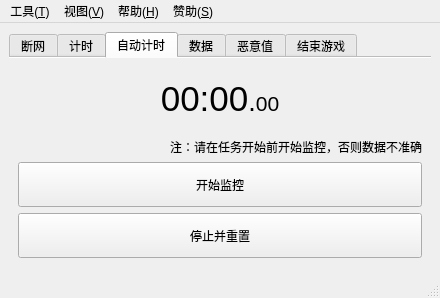
First picture: the form in EliteSpeedrunTool/MainWindow.ui, repository GTA5Oracle/EliteSpeedrunTool, before the edit.
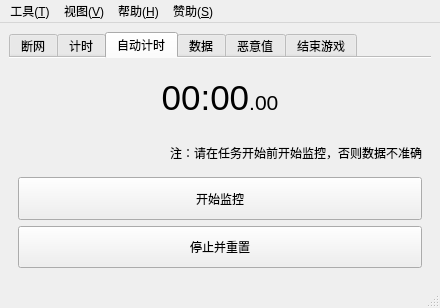
Second picture: the form after the edit. The open tabs and pages were chosen to show the change. Icons and pictures are not drawn.

Diff of the .ui file:
```diff
--- a/EliteSpeedrunTool/MainWindow.ui
+++ b/EliteSpeedrunTool/MainWindow.ui
@@ -7,7 +7,7 @@
     <x>0</x>
     <y>0</y>
     <width>440</width>
-    <height>298</height>
+    <height>308</height>
    </rect>
   </property>
   <widget class="QWidget" name="centralwidget">
@@ -294,7 +294,7 @@
         <item>
          <widget class="QLabel" name="labAutoTimer">
           <property name="text">
-           <string>&lt;html&gt;&lt;head/&gt;&lt;body&gt;&lt;p&gt;&lt;span style=&quot; font-size:26pt;&quot;&gt;00:00&lt;/span&gt;&lt;span style=&quot; font-size:20pt;&quot;&gt;.&lt;/span&gt;&lt;span style=&quot; font-size:16pt;&quot;&gt;00&lt;/span&gt;&lt;/p&gt;&lt;/body&gt;&lt;/html&gt;</string>
+           <string notr="true">&lt;html&gt;&lt;head/&gt;&lt;body&gt;&lt;p&gt;&lt;span style=&quot; font-size:26pt;&quot;&gt;00:00&lt;/span&gt;&lt;span style=&quot; font-size:16pt;&quot;&gt;.00&lt;/span&gt;&lt;/p&gt;&lt;/body&gt;&lt;/html&gt;</string>
           </property>
           <property name="alignment">
            <set>Qt::AlignCenter</set>
@@ -331,6 +331,9 @@
           <property name="alignment">
            <set>Qt::AlignRight|Qt::AlignTrailing|Qt::AlignVCenter</set>
           </property>
+          <property name="wordWrap">
+           <bool>true</bool>
+          </property>
          </widget>
         </item>
         <item>
```
Left out of the diff: 20 changed lines with no effect on the pictures.
